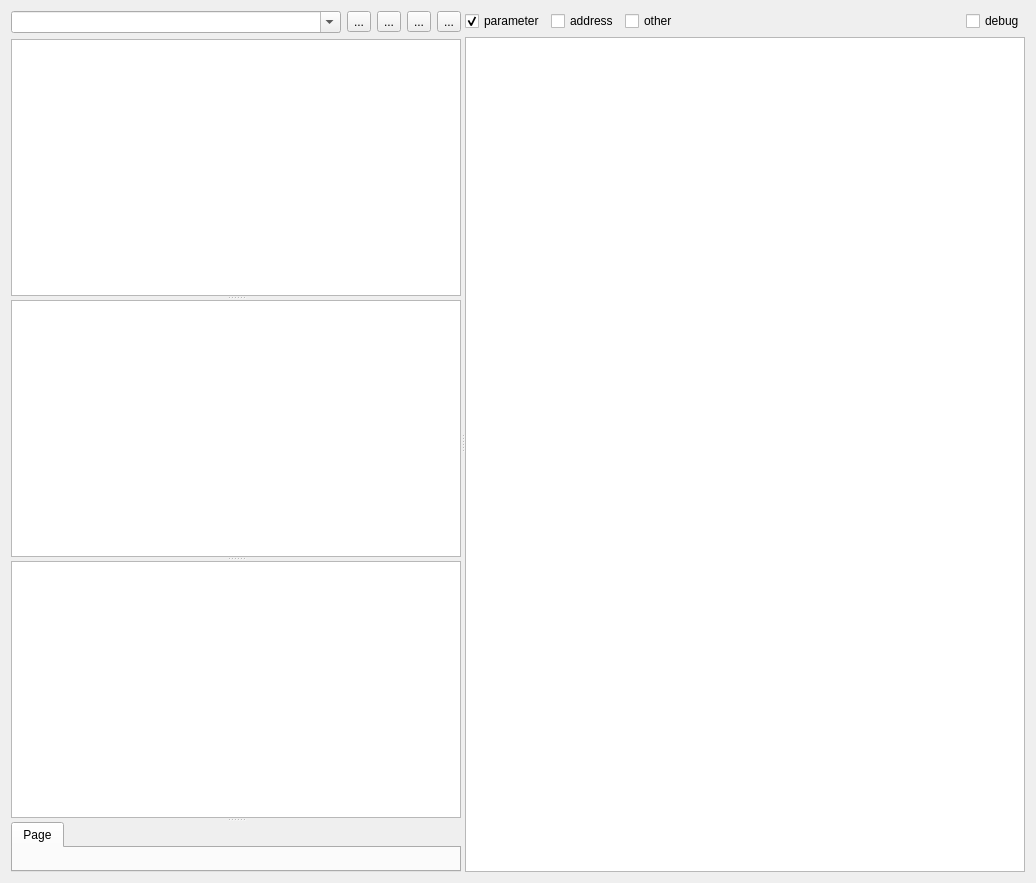
Before: the Qt Designer form ui/PulseProgram.ui in MonroeQuantumNetworks/IonControl, drawn with Qt 5.
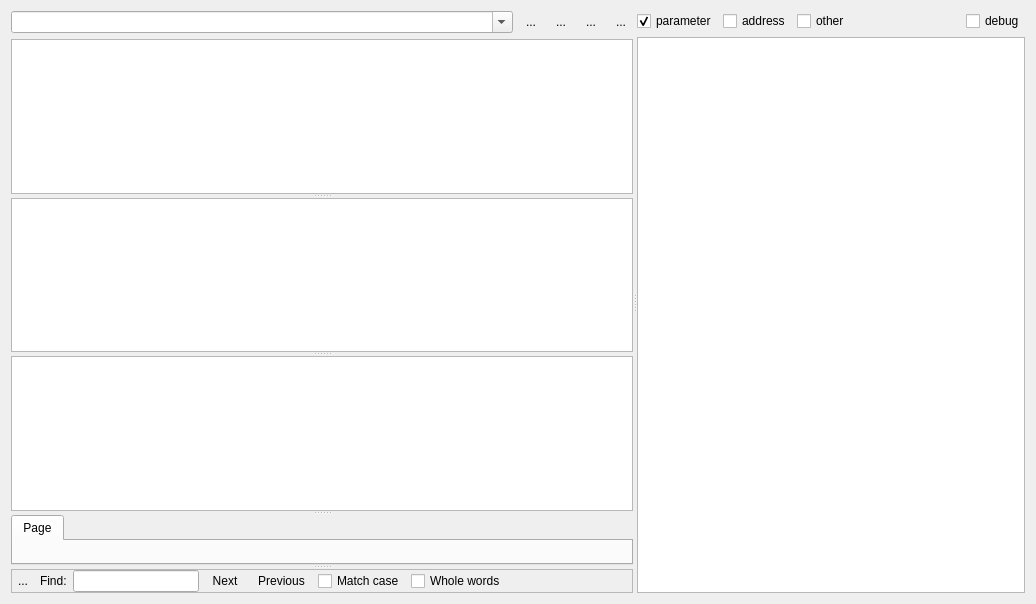
After: the same form once the commit is applied. Icons and pictures are not drawn.

```diff
--- a/ui/PulseProgram.ui
+++ b/ui/PulseProgram.ui
@@ -7,7 +7,7 @@
     <x>0</x>
     <y>0</y>
     <width>1036</width>
-    <height>883</height>
+    <height>604</height>
    </rect>
   </property>
   <property name="windowTitle">
@@ -48,6 +48,9 @@
             <iconset resource="Experiment.qrc">
              <normaloff>:/openicon/icons/edit-clear-locationbar-rtl.png</normaloff>:/openicon/icons/edit-clear-locationbar-rtl.png</iconset>
            </property>
+           <property name="autoRaise">
+            <bool>true</bool>
+           </property>
           </widget>
          </item>
          <item>
@@ -59,6 +62,9 @@
             <iconset resource="Experiment.qrc">
              <normaloff>:/openicon/icons/document-open-5.png</normaloff>:/openicon/icons/document-open-5.png</iconset>
            </property>
+           <property name="autoRaise">
+            <bool>true</bool>
+           </property>
           </widget>
          </item>
          <item>
@@ -70,6 +76,9 @@
             <iconset resource="Experiment.qrc">
              <normaloff>:/kde/icons/filesave.png</normaloff>:/kde/icons/filesave.png</iconset>
            </property>
+           <property name="autoRaise">
+            <bool>true</bool>
+           </property>
           </widget>
          </item>
          <item>
@@ -81,6 +90,9 @@
             <iconset resource="Experiment.qrc">
              <normaloff>:/openicon/icons/document-revert-5.png</normaloff>:/openicon/icons/document-revert-5.png</iconset>
            </property>
+           <property name="autoRaise">
+            <bool>true</bool>
+           </property>
           </widget>
          </item>
         </layout>
@@ -112,6 +124,129 @@
            </attribute>
           </widget>
          </widget>
+         <widget class="QFrame" name="findWidgetFrame">
+          <property name="frameShape">
+           <enum>QFrame::StyledPanel</enum>
+          </property>
+          <property name="frameShadow">
+           <enum>QFrame::Raised</enum>
+          </property>
+          <layout class="QHBoxLayout" name="horizontalLayout_4">
+           <property name="spacing">
+            <number>6</number>
+           </property>
+           <property name="margin">
+            <number>0</number>
+           </property>
+           <item>
+            <widget class="QToolButton" name="findCloseButton">
+             <property name="minimumSize">
+              <size>
+               <width>22</width>
+               <height>22</height>
+              </size>
+             </property>
+             <property name="maximumSize">
+              <size>
+               <width>22</width>
+               <height>22</height>
+              </size>
+             </property>
+             <property name="text">
+              <string>...</string>
+             </property>
+             <property name="icon">
+              <iconset resource="Experiment.qrc">
+               <normaloff>:/openicon/icons/window-close.png</normaloff>:/openicon/icons/window-close.png</iconset>
+             </property>
+             <property name="iconSize">
+              <size>
+               <width>22</width>
+               <height>22</height>
+              </size>
+             </property>
+             <property name="autoRaise">
+              <bool>true</bool>
+             </property>
+            </widget>
+           </item>
+           <item>
+            <widget class="QLabel" name="label">
+             <property name="text">
+              <string>Find:</string>
+             </property>
+            </widget>
+           </item>
+           <item>
+            <widget class="QLineEdit" name="findLineEdit"/>
+           </item>
+           <item>
+            <widget class="QToolButton" name="findNextButton">
+             <property name="minimumSize">
+              <size>
+               <width>0</width>
+               <height>22</height>
+              </size>
+             </property>
+             <property name="text">
+              <string>Next</string>
+             </property>
+             <property name="toolButtonStyle">
+              <enum>Qt::ToolButtonTextBesideIcon</enum>
+             </property>
+             <property name="autoRaise">
+              <bool>true</bool>
+             </property>
+            </widget>
+           </item>
+           <item>
+            <widget class="QToolButton" name="findPreviousButton">
+             <property name="minimumSize">
+              <size>
+               <width>0</width>
+               <height>22</height>
+              </size>
+             </property>
+             <property name="text">
+              <string>Previous</string>
+             </property>
+             <property name="toolButtonStyle">
+              <enum>Qt::ToolButtonTextBesideIcon</enum>
+             </property>
+             <property name="autoRaise">
+              <bool>true</bool>
+             </property>
+            </widget>
+           </item>
+           <item>
+            <widget class="QCheckBox" name="findMatchCaseCheckBox">
+             <property name="text">
+              <string>Match case</string>
+             </property>
+            </widget>
+           </item>
+           <item>
+            <widget class="QCheckBox" name="findWholeWordsCheckBox">
+             <property name="text">
+              <string>Whole words</string>
+             </property>
+            </widget>
+           </item>
+           <item>
+            <spacer name="horizontalSpacer_3">
+             <property name="orientation">
+              <enum>Qt::Horizontal</enum>
+             </property>
+             <property name="sizeHint" stdset="0">
+              <size>
+               <width>31</width>
+               <height>19</height>
+              </size>
+             </property>
+            </spacer>
+           </item>
+          </layout>
+         </widget>
         </widget>
        </item>
       </layout>
```
Left out of the diff: 19 changed lines with no effect on the pictures.
